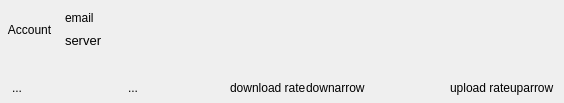
Above: ui/cloud-view.ui from haiwen/seafile-client before the change. Below: the same form after it.
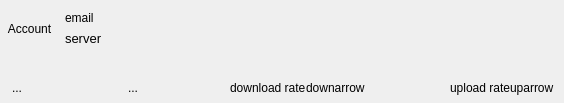
That is the form after the change.

```diff
--- a/ui/cloud-view.ui
+++ b/ui/cloud-view.ui
@@ -50,7 +50,7 @@
      <item>
       <layout class="QVBoxLayout" name="verticalLayout">
        <property name="spacing">
-        <number>8</number>
+        <number>6</number>
        </property>
        <property name="leftMargin">
         <number>6</number>
```
